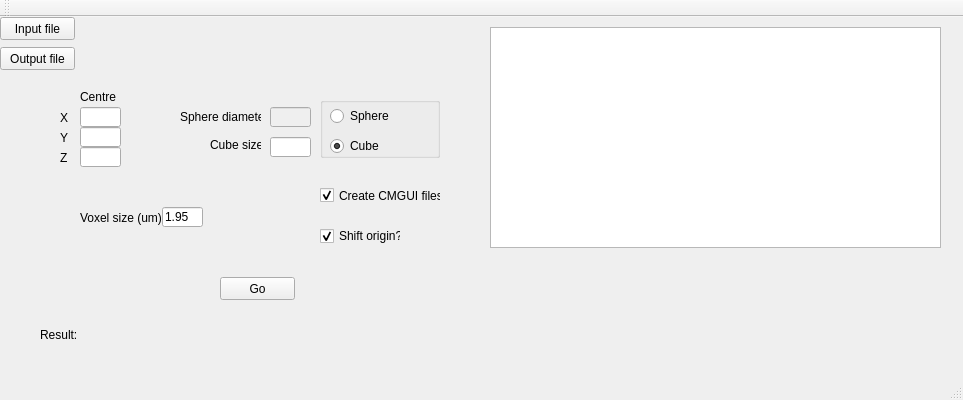
First picture: the form in Qt/Zoomer/mainwindow.ui, repository gibbogle/vessel-tools, before the edit.
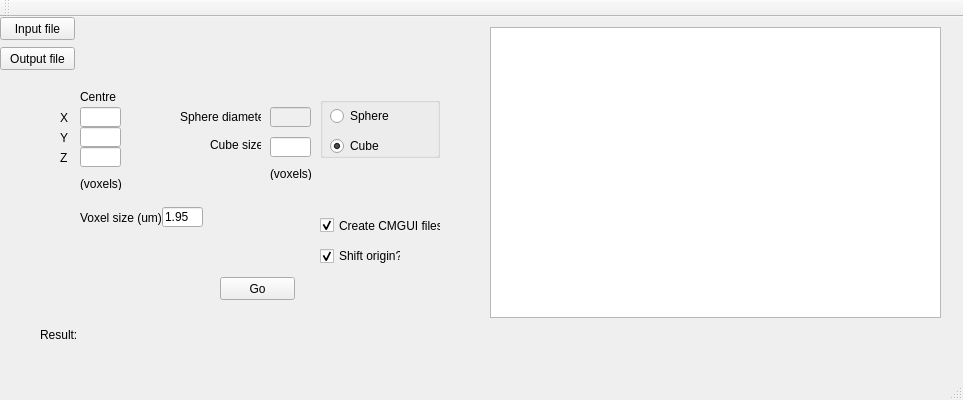
Second picture: the form after the edit.

The edit to the form file:
```diff
--- a/Qt/Zoomer/mainwindow.ui
+++ b/Qt/Zoomer/mainwindow.ui
@@ -134,7 +134,7 @@
       <x>490</x>
       <y>10</y>
       <width>451</width>
-      <height>221</height>
+      <height>291</height>
      </rect>
     </property>
    </widget>
@@ -227,7 +227,7 @@
     <property name="geometry">
      <rect>
       <x>320</x>
-      <y>170</y>
+      <y>200</y>
       <width>121</width>
       <height>17</height>
      </rect>
@@ -337,7 +337,7 @@
     <property name="geometry">
      <rect>
       <x>320</x>
-      <y>210</y>
+      <y>230</y>
       <width>81</width>
       <height>18</height>
      </rect>
@@ -349,6 +349,32 @@
      <bool>true</bool>
     </property>
    </widget>
+   <widget class="QLabel" name="label_voxels1">
+    <property name="geometry">
+     <rect>
+      <x>80</x>
+      <y>160</y>
+      <width>46</width>
+      <height>13</height>
+     </rect>
+    </property>
+    <property name="text">
+     <string>(voxels)</string>
+    </property>
+   </widget>
+   <widget class="QLabel" name="label_voxels1_2">
+    <property name="geometry">
+     <rect>
+      <x>270</x>
+      <y>150</y>
+      <width>46</width>
+      <height>13</height>
+     </rect>
+    </property>
+    <property name="text">
+     <string>(voxels)</string>
+    </property>
+   </widget>
   </widget>
   <widget class="QMenuBar" name="menuBar">
    <property name="geometry">
```
Left out of the diff: 2 changed lines with no effect on the pictures.
